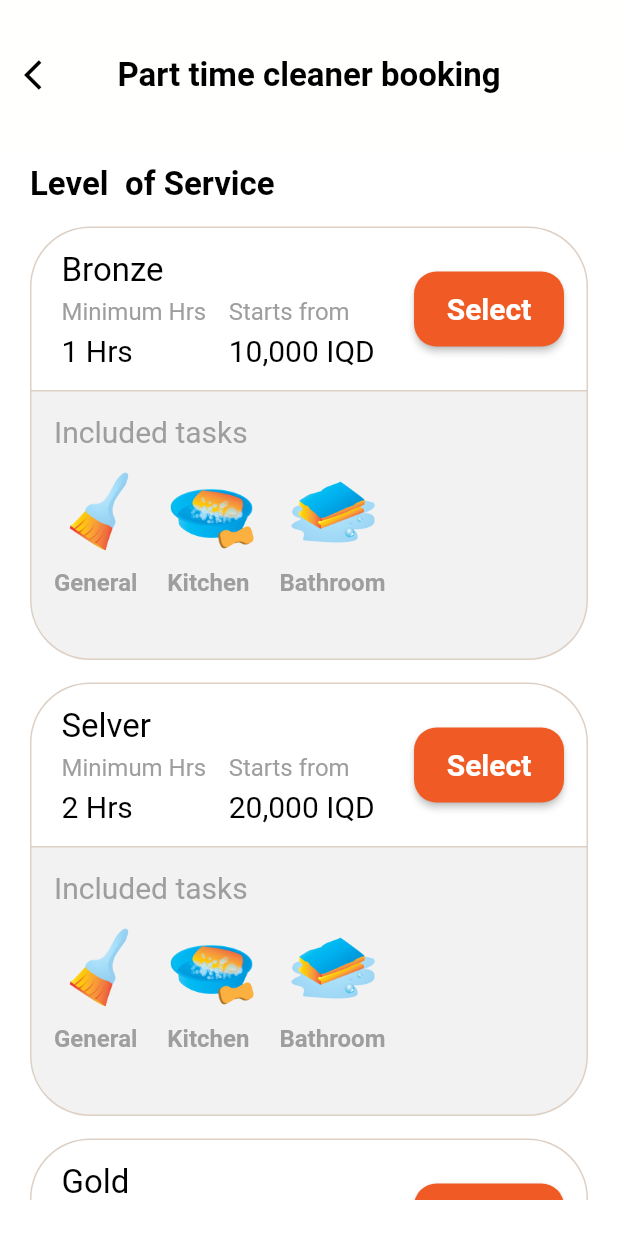
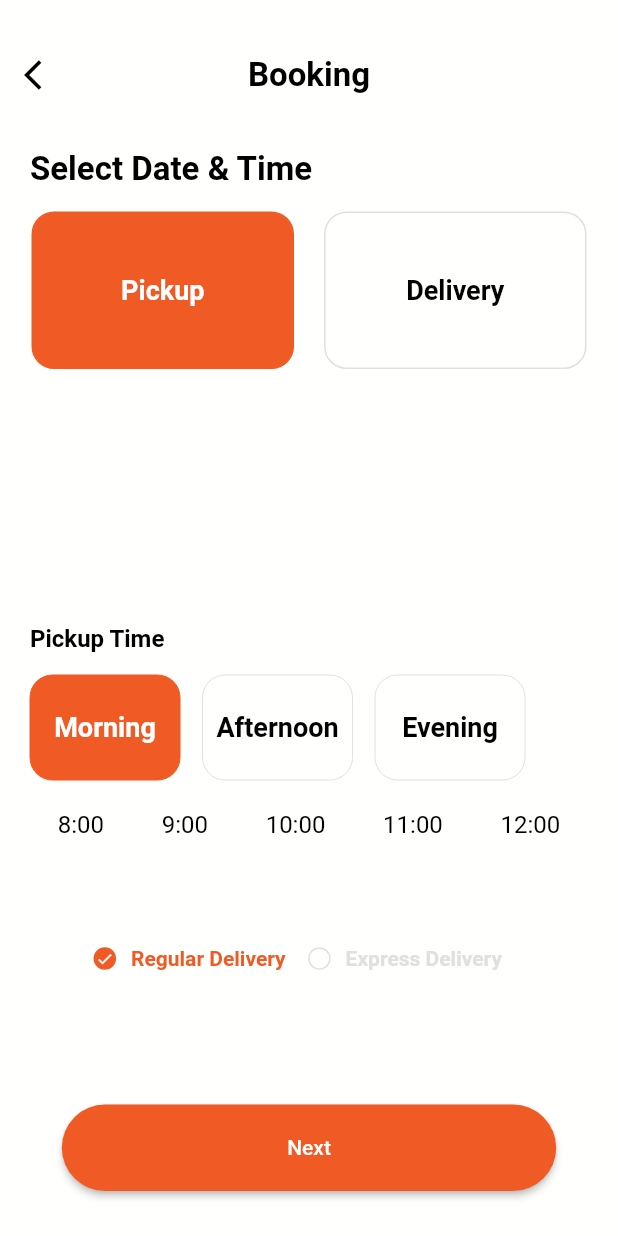
Before and after one commit to Oti15/otie_app, a Flutter app: the screen it shows after launch, on a phone screen of 412 x 824 dp. Run offline on Flutter 3.47's test engine with Material 2 defaults, Android fonts, the light colour scheme and no system bars; our stand-ins replace flutter_svg, loading_indicator, simple_gradient_text, smooth_page_indicator; missing offline and left inert: calender_picker; Roboto replaces fonts that are missing (Bold, mid).

Commit message:
Merge remote-tracking branch 'origin/master'
# Conflicts:
#	lib/view/create_order_page/create_order_page.dart

```diff
--- a/lib/main.dart
+++ b/lib/main.dart
@@ -1,5 +1,6 @@
 import 'package:flutter/material.dart';
 import 'package:otie_app/view/OnBoarding/onbording_screen.dart';
+import 'package:otie_app/view/booking/view.dart';
 import 'package:otie_app/view/home_clening/view1.dart';
 import 'package:otie_app/view/home_clening/view2.dart';
 import 'package:otie_app/view/home_clening/view3.dart';
@@ -34,7 +35,7 @@
         // is not restarted.
         primarySwatch: Colors.blue,
       ),
-      home:  HomeCleningp1(),
+      home:  Booking(),
     );
   }
 }
--- /dev/null
+++ b/lib/view/booking/view.dart
@@ -0,0 +1,358 @@
+import 'package:flutter/material.dart';
+import 'package:calender_picker/calender_picker.dart';
+import 'package:otie_app/utils/constants.dart';
+import 'package:otie_app/view/widgets/my_buttom.dart';
+import 'package:otie_app/view/widgets/my_simple_app_bar.dart';
+
+import 'widgets/Pickup_delivery.dart';
+import 'widgets/expres_ delivery.dart';
+
+
+class Booking extends StatefulWidget {
+  const Booking({Key? key}) : super(key: key);
+
+  @override
+  State<Booking> createState() => _BookingState();
+}
+
+class _BookingState extends State<Booking> {
+  String choose ='Morning';
+  String selectedValue='Pickup';
+  String Delivery ='Regular Delivery';
+  @override
+  Widget build(BuildContext context) {
+    return Scaffold(
+      appBar: MySimpleAppBar(title: 'Booking'),
+      backgroundColor: primaryBgColor,
+      body:
+          Column(
+            crossAxisAlignment: CrossAxisAlignment.start,
+            children: [
+              Padding(
+                padding:
+                EdgeInsets.only(left: 20, top: 0),
+                child: Text("Select Date & Time",
+                  style: TextStyle(
+                      fontSize: xLargeTitleFontSize,
+                      fontWeight: FontWeight.bold,
+                      fontFamily: 'Bold',
+                      color: Colors.black
+                  ),),
+              ),
+              SizedBox(height: 15,),
+              Row(
+                 mainAxisAlignment: MainAxisAlignment.center,
+                 children: [
+                    RadioList(
+                      leading: 'Pickup',
+                      value: 'Pickup',
+                      groupValue: selectedValue,
+                      onChanged: (value) {
+                        setState(() {
+                          selectedValue = "$value";
+                          print("${value}");
+                        });
+                      }, height: 105, radius: 15, width: 175, border: 1,),
+                    SizedBox(width: 20,),
+                    RadioList(
+                      leading: 'Delivery',
+                      value: 'Delivery',
+                      groupValue: selectedValue,
+                      onChanged: (value) {
+                        setState(() {
+                          selectedValue = "$value";
+                          print("${value}");
+                        });
+                      },height: 105, radius: 15, width: 175, border: 1,),
+                  ],
+                ),
+              SizedBox(height: 150,),
+              Padding(
+                padding:
+                EdgeInsets.only(left: 20, top: 20),
+                child: Text("Pickup Time",
+                  style: TextStyle(
+                      fontSize: primaryFontSize,
+                      fontWeight: FontWeight.bold,
+                      fontFamily: 'Bold',
+                      color: Colors.black
+                  ),),
+              ),
+              SizedBox(height: 15,),
+              Row(
+                mainAxisAlignment: MainAxisAlignment.start,
+                children: [
+                  Padding(
+                    padding: const EdgeInsets.only(left: 20.0),
+                    child: RadioList(
+                        leading: 'Morning',
+                        value: 'Morning',
+                        groupValue: choose,
+                        onChanged: (value) {
+                          setState(() {
+                            choose = "$value";
+                            print("${value}");
+                          });
+                        },height: 70, radius: 15, width: 100, border: 0),
+                  ),
+                  Padding(
+                    padding: const EdgeInsets.only(left: 15.0),
+                    child: RadioList(
+                        leading: 'Afternoon',
+                        value: 'Afternoon',
+                        groupValue: choose,
+                        onChanged: (value) {
+                          setState(() {
+                            choose = "$value";
+                            print("${value}");
+                          });
+                        },height: 70, radius: 15, width: 100, border: 0),
+                  ),
+                  Padding(
+                    padding: const EdgeInsets.only(left:15.0),
+                    child: RadioList(
+                        leading: 'Evening',
+                        value: 'Evening',
+                        groupValue: choose,
+                        onChanged: (value) {
+                          setState(() {
+                            choose = "$value";
+                            print("${value}");
+                          });
+                        },height: 70, radius: 15, width: 100, border: 0,),
+                  ),
+                ],
+              ),
+              if(choose=='Morning')(
+                  Row(
+                    mainAxisAlignment: MainAxisAlignment.spaceEvenly,
+                    children: [
+                      Padding(
+                        padding:
+                        EdgeInsets.only(left: 0, top: 20),
+                        child: Text("8:00",
+                          style: TextStyle(
+                              fontSize: primaryFontSize,
+                              //fontWeight: FontWeight.bold,
+                              fontFamily: 'Bold',
+                              color: Colors.black
+                          ),),
+                      ),
+                      Padding(
+                        padding:
+                        EdgeInsets.only(left: 0, top: 20),
+                        child: Text("9:00",
+                          style: TextStyle(
+                              fontSize: primaryFontSize,
+                              //fontWeight: FontWeight.bold,
+                              fontFamily: 'Bold',
+                              color: Colors.black
+                          ),),
+                      ),
+                      Padding(
+                        padding:
+                        EdgeInsets.only(left: 0, top: 20),
+                        child: Text("10:00",
+                          style: TextStyle(
+                              fontSize: primaryFontSize,
+                              //fontWeight: FontWeight.bold,
+                              fontFamily: 'Bold',
+                              color: Colors.black
+                          ),),
+                      ),
+                      Padding(
+                        padding:
+                        EdgeInsets.only(left: 0, top: 20),
+                        child: Text("11:00",
+                          style: TextStyle(
+                              fontSize: primaryFontSize,
+                              //fontWeight: FontWeight.bold,
+                              fontFamily: 'Bold',
+                              color: Colors.black
+                          ),),
+                      ),
+                      Padding(
+                        padding:
+                        EdgeInsets.only(left: 0, top: 20),
+                        child: Text("12:00",
+                          style: TextStyle(
+                              fontSize: primaryFontSize,
+                              //fontWeight: FontWeight.bold,
+                              fontFamily: 'Bold',
+                              color: Colors.black
+                          ),),
+                      ),
+                    ],
+                  )
+             )else if(choose=='Afternoon')(
+                  Row(
+                    mainAxisAlignment: MainAxisAlignment.spaceEvenly,
+                    children: [
+                      Padding(
+                        padding:
+                        EdgeInsets.only(left: 0, top: 20),
+                        child: Text("1:00",
+                          style: TextStyle(
+                              fontSize: primaryFontSize,
+                              //fontWeight: FontWeight.bold,
+                              fontFamily: 'Bold',
+                              color: Colors.black
+                          ),),
+                      ),
+                      Padding(
+                        padding:
+                        EdgeInsets.only(left: 0, top: 20),
+                        child: Text("2:00",
+                          style: TextStyle(
+                              fontSize: primaryFontSize,
+                              //fontWeight: FontWeight.bold,
+                              fontFamily: 'Bold',
+                              color: Colors.black
+                          ),),
+                      ),
+                      Padding(
+                        padding:
+                        EdgeInsets.only(left: 0, top: 20),
+                        child: Text("3:00",
+                          style: TextStyle(
+                              fontSize: primaryFontSize,
+                              //fontWeight: FontWeight.bold,
+                              fontFamily: 'Bold',
+                              color: Colors.black
+                          ),),
+                      ),
+                      Padding(
+                        padding:
+                        EdgeInsets.only(left: 0, top: 20),
+                        child: Text("4:00",
+                          style: TextStyle(
+                              fontSize: primaryFontSize,
+                              //fontWeight: FontWeight.bold,
+                              fontFamily: 'Bold',
+                              color: Colors.black
+                          ),),
+                      ),
+                      Padding(
+                        padding:
+                        EdgeInsets.only(left: 0, top: 20),
+                        child: Text("5:00",
+                          style: TextStyle(
+                              fontSize: primaryFontSize,
+                              //fontWeight: FontWeight.bold,
+                              fontFamily: 'Bold',
+                              color: Colors.black
+                          ),),
+                      ),
+                    ],
+                  )
+              )else if(choose=='Evening')(
+                  Row(
+                    mainAxisAlignment: MainAxisAlignment.spaceEvenly,
+                    children: [
+                      Padding(
+                        padding:
+                        EdgeInsets.only(left: 0, top: 20),
+                        child: Text("6:00",
+                          style: TextStyle(
+                              fontSize: primaryFontSize,
+                              //fontWeight: FontWeight.bold,
+                              fontFamily: 'Bold',
+                              color: Colors.black
+                          ),),
+                      ),
+                      Padding(
+                        padding:
+                        EdgeInsets.only(left: 0, top: 20),
+                        child: Text("7:00",
+                          style: TextStyle(
+                              fontSize: primaryFontSize,
+                              //fontWeight: FontWeight.bold,
+                              fontFamily: 'Bold',
+                              color: Colors.black
+                          ),),
+                      ),
+                      Padding(
+                        padding:
+                        EdgeInsets.only(left: 0, top: 20),
+                        child: Text("8:00",
+                          style: TextStyle(
+                              fontSize: primaryFontSize,
+                              //fontWeight: FontWeight.bold,
+                              fontFamily: 'Bold',
+                              color: Colors.black
+                          ),),
+                      ),
+                      Padding(
+                        padding:
+                        EdgeInsets.only(left: 0, top: 20),
+                        child: Text("9:00",
+                          style: TextStyle(
+                              fontSize: primaryFontSize,
+                              //fontWeight: FontWeight.bold,
+                              fontFamily: 'Bold',
+                              color: Colors.black
+                          ),),
+                      ),
+                      Padding(
+                        padding:
+                        EdgeInsets.only(left: 0, top: 20),
+                        child: Text("10:00",
+                          style: TextStyle(
+                              fontSize: primaryFontSize,
+                              //fontWeight: FontWeight.bold,
+                              fontFamily: 'Bold',
+                              color: Colors.black
+                          ),),
+                      ),
+                    ],
+                  )
+              ),
+              SizedBox(height: 70,),
+              Row(
+                mainAxisAlignment: MainAxisAlignment.center,
+                children: [
+                  delivery(
+                    value: 'Regular Delivery',
+                    leading: 'Regular Delivery',
+                    groupValue: Delivery,
+                    onChanged: (value) {
+                    setState(() {
+                      Delivery = "$value";
+                      print("${value}");
+                    });
+                  },),
+
+                  delivery(
+                    value: 'Express Delivery',
+                    leading: 'Express Delivery',
+                    groupValue: Delivery,
+                    onChanged: (value) {
+                      setState(() {
+                        Delivery = "$value";
+                        print("${value}");
+                      });
+                    },)
+                ],
+              ),
+              Expanded(
+                child: Align(
+                  alignment: Alignment.bottomCenter,
+                  child: MyButtom(text: 'Next',
+                      onPressed: () {
+                        // Navigator.push(
+                        //   context,
+                        //   MaterialPageRoute(builder: (context) => ()),
+                        // );
+                      },
+                      color: primaryColor,
+                    height: MediaQuery.of(context).size.height * 0.07,
+                    width: MediaQuery.of(context).size.width * 0.8,
+                  ),
+                ),
+              ),
+              SizedBox(height: 30,)
+            ]
+          ),
+    );
+  }
+}
--- /dev/null
+++ b/lib/view/booking/widgets/Pickup_delivery.dart
@@ -0,0 +1,73 @@
+import 'package:flutter/material.dart';
+
+import '../../../utils/constants.dart';
+
+class RadioList<T> extends StatelessWidget {
+  final T value;
+  final T groupValue;
+  final String leading;
+  final Widget? title;
+  final ValueChanged<T?> onChanged;
+  final double height;
+  final double width;
+  final double radius;
+  final double border;
+
+  const RadioList({
+    required this.value,
+    required this.groupValue,
+    required this.onChanged,
+    required this.leading,
+    this.title,
+    required this.height,
+    required this.width,
+    required this.radius,
+    required this.border
+  });
+
+  @override
+  Widget build(BuildContext context) {
+    final title = this.title;
+    return InkWell(
+      onTap: () => onChanged(value),
+      child: Container(
+        height: height,
+        padding: EdgeInsets.symmetric(horizontal: 0),
+        child: Row(
+          children: [
+            _customRadioButton,
+            SizedBox(width: 0),
+            if (title != null) title,
+          ],
+        ),
+      ),
+    );
+  }
+
+  Widget get _customRadioButton {
+    final isSelected = value == groupValue;
+    return Container(
+      height: height,
+      width: width,
+      padding: EdgeInsets.symmetric(horizontal: 0, vertical: 8),
+      decoration: BoxDecoration(
+        color: isSelected ? Color(0xFFF05A25) : null,
+        borderRadius: BorderRadius.circular(radius),
+        border: Border.all(
+          color: isSelected ? Color(0xFFF05A25) : Colors.grey[300]!,
+          width: border,
+        ),
+      ),
+      child: Center(
+        child: Text(
+          leading,
+          style: TextStyle(
+            color: isSelected ? Colors.white : Colors.black,
+            fontWeight: FontWeight.bold,
+            fontSize: 18,
+          ),
+        ),
+      ),
+    );
+  }
+}
--- /dev/null
+++ b/lib/view/booking/widgets/expres_ delivery.dart
@@ -0,0 +1,71 @@
+import 'package:flutter/material.dart';
+
+import '../../../utils/constants.dart';
+
+class delivery<T> extends StatelessWidget {
+  final T value;
+  final T groupValue;
+  final ValueChanged<T?> onChanged;
+  final String leading;
+
+  const delivery(
+      {required this.value,
+        required this.groupValue,
+        required this.onChanged,
+        required this.leading,
+  });
+
+  @override
+  Widget build(BuildContext context) {
+    final isSelected = value == groupValue;
+    return  InkWell(
+                onTap: () => onChanged(value),
+                child: Container(
+                  height: 20,
+                  decoration: BoxDecoration(
+                    borderRadius: BorderRadius.circular(15),
+                  ),
+                  padding: EdgeInsets.only(right: 15),
+                  child:
+                      Row(
+                        children: [
+                          _customRadioButton,
+                          Padding(
+                            padding:
+                            EdgeInsets.only(left: 10, top: 0),
+                            child: Text(leading,
+                              style: TextStyle(
+                                  fontSize: smallFontSize,
+                                  fontWeight: FontWeight.bold,
+                                  fontFamily: 'Bold',
+                                color: isSelected ? Color(0xFFF05A25) : Colors.grey[300]!,
+                              ),),
+                          ),
+                        ],
+                      ),
+                ),
+              );
+  }
+
+  Widget get _customRadioButton {
+    final isSelected = value == groupValue;
+    return Container(
+        height: 15,
+        width: 15,
+        padding: EdgeInsets.symmetric(horizontal: 0, vertical: 0),
+        decoration: BoxDecoration(
+          color: isSelected ? Color(0xFFF05A25) : null,
+          borderRadius: BorderRadius.circular(13.5),
+          border: Border.all(
+            color: isSelected ? Color(0xFFF05A25) : Colors.grey[300]!,
+          ),
+        ),
+        child: Center(
+          child: Icon(
+            Icons.done,
+            color: Colors.white,
+            size: 12,
+          ),
+        ));
+  }
+}
--- a/lib/view/create_order_page/create_order_page.dart
+++ b/lib/view/create_order_page/create_order_page.dart
@@ -1,12 +1,12 @@
 import 'package:flutter/cupertino.dart';
 import 'package:flutter/material.dart';
 import 'package:otie_app/widgets/card_item.dart';
-import 'package:otie_app/widgets/my_buttom.dart';
 
 import '../../model/cart_item_model.dart';
 import '../../utils/constants.dart';
-import '../../widgets/my_simple_app_bar.dart';
 import '../order_review/order_review.dart';
+import '../widgets/my_buttom.dart';
+import '../widgets/my_simple_app_bar.dart';
 import 'list_item_catogary.dart';
 
 class CreateOrderPage extends StatefulWidget {
--- a/pubspec.yaml
+++ b/pubspec.yaml
@@ -39,6 +39,7 @@ dependencies:
   onboarding: ^3.1.0
   simple_gradient_text: ^1.2.4
   smooth_page_indicator: ^1.0.0+2
+  calender_picker: ^1.0.7
 
 dev_dependencies:
   flutter_test:
```
Also changed, not shown: pubspec.lock.
